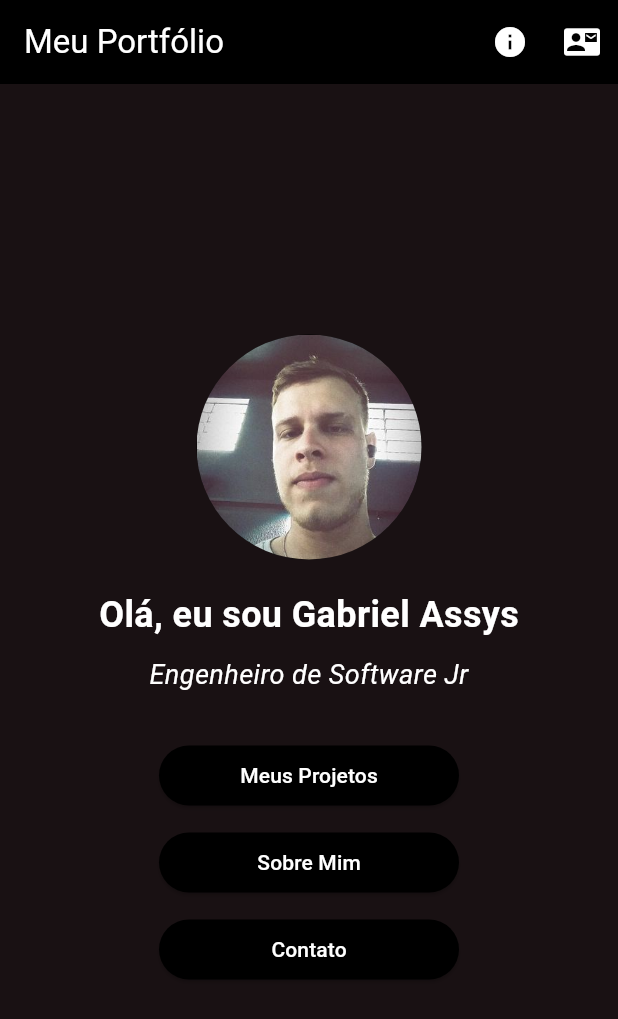
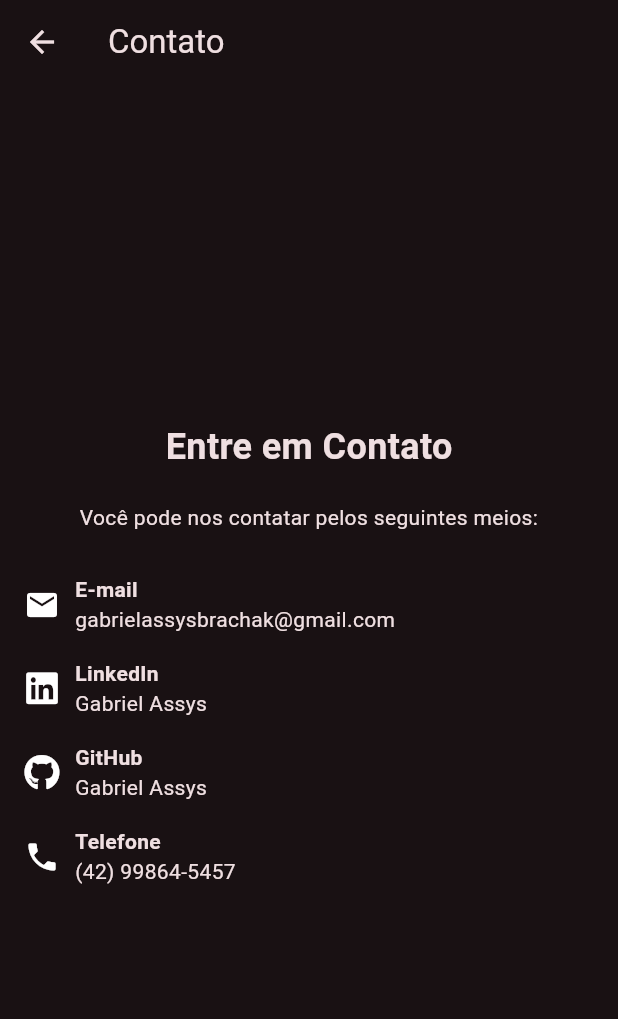
Before and after one commit to GABRIEL-ASSYS/portifolio-flutter, a Flutter app: the screen it shows after launch, after a tap on "Contato", on a phone screen of 412 x 824 dp. Shown: the top 1019 px of the screen. Run offline on Flutter 3.47's test engine with Material 3 defaults, Android fonts, the phone set to English and light mode, and no system bars; our stand-ins replace font_awesome_flutter.

Commit message:
criando tela de contato

```diff
--- a/lib/main.dart
+++ b/lib/main.dart
@@ -1,4 +1,5 @@
 import 'package:flutter/material.dart';
+import 'package:portifolio/screens/contato.dart';
 import 'package:portifolio/screens/projetos.dart';
 
 void main() {
@@ -119,7 +120,10 @@ class _MyHomePageState extends State<MyHomePage> {
                     foregroundColor: Colors.white,
                   ),
                   onPressed: () {
-                    // Navegar para a página de Contato
+                    Navigator.push(
+                      context,
+                      MaterialPageRoute(builder: (context) => const ContactPage()),
+                    );
                   },
                   child: const Text('Contato'),
                 ),
--- a/lib/screens/contato.dart
+++ b/lib/screens/contato.dart
@@ -0,0 +1,88 @@
+import 'package:flutter/material.dart';
+import 'package:font_awesome_flutter/font_awesome_flutter.dart';
+
+class ContactPage extends StatelessWidget {
+  const ContactPage({Key? key}) : super(key: key);
+
+  @override
+  Widget build(BuildContext context) {
+    return Scaffold(
+      appBar: AppBar(
+        title: const Text('Contato'),
+      ),
+      body: const Center(
+        child: Column(
+          mainAxisAlignment: MainAxisAlignment.center,
+          children: [
+            Text(
+              'Entre em Contato',
+              style: TextStyle(fontSize: 24, fontWeight: FontWeight.bold),
+            ),
+            SizedBox(height: 20),
+            Text(
+              'Você pode nos contatar pelos seguintes meios:',
+              textAlign: TextAlign.center,
+            ),
+            SizedBox(height: 20),
+            ContactOption(
+              icon: Icons.email,
+              label: 'E-mail',
+              value: 'gabrielassysbrachak@gmail.com',
+            ),
+            ContactOption(
+              icon: FontAwesomeIcons.linkedin,
+              label: 'LinkedIn',
+              value: 'Gabriel Assys',
+            ),
+            ContactOption(
+              icon: FontAwesomeIcons.github,
+              label: 'GitHub',
+              value: 'Gabriel Assys',
+            ),
+            ContactOption(
+              icon: Icons.phone,
+              label: 'Telefone',
+              value: '(42) 99864-5457',
+            ),
+          ],
+        ),
+      ),
+    );
+  }
+}
+
+class ContactOption extends StatelessWidget {
+  final IconData icon;
+  final String label;
+  final String value;
+
+  const ContactOption({
+    Key? key,
+    required this.icon,
+    required this.label,
+    required this.value,
+  }) : super(key: key);
+
+  @override
+  Widget build(BuildContext context) {
+    return Padding(
+      padding: const EdgeInsets.symmetric(horizontal: 16.0, vertical: 8.0),
+      child: Row(
+        children: [
+          Icon(icon),
+          const SizedBox(width: 10),
+          Column(
+            crossAxisAlignment: CrossAxisAlignment.start,
+            children: [
+              Text(
+                label,
+                style: const TextStyle(fontWeight: FontWeight.bold),
+              ),
+              Text(value),
+            ],
+          ),
+        ],
+      ),
+    );
+  }
+}
--- a/lib/screens/projetos.dart
+++ b/lib/screens/projetos.dart
@@ -14,6 +14,26 @@ class ProjectPage extends StatelessWidget {
       body: ListView(
         padding: const EdgeInsets.all(16.0),
         children: const [
+          ProjectCard(
+            title: 'Jogo da Velha Flutter',
+            description: 'Este é um projeto pessoal criado para testar o aprendizado em Flutte com um jogo da velha simples.',
+            githubUrl: 'https://github.com/GABRIEL-ASSYS/jogo-da-velha-FLutter',
+          ),
+          ProjectCard(
+            title: 'To Do List Flutter',
+            description: 'Este é um projeto pessoal criado para testar o aprendizado em Flutte com um app de lista de tarefas onde você escreve o título da tarefa, uma pequena descrição, data e hora em que a tarefa deve ser feita e quando conclua uma tarefa pode marcar como concluída clicando em uma checkbox.',
+            githubUrl: 'https://github.com/GABRIEL-ASSYS/To-Do-List-Flutter',
+          ),
+          ProjectCard(
+            title: 'Pedra, Papel e Tesoura Flutter',
+            description: 'Este é um projeto pessoal criado para testar o aprendizado em Flutte com um jogo simples de pedra papel e tesoura.',
+            githubUrl: 'https://github.com/GABRIEL-ASSYS/pedra-papel-tesoura-Flutter',
+          ),
+          ProjectCard(
+            title: 'ADDCS Flutter',
+            description: 'Este é um projeto criado para ser apresentado como um trabalho para ser entregue em um Desafio Integrador da faculdade, a aplicação se trata de um aplicativo simples para cadastrar a entrega de embalagens de defensivos agrícolas para a empresa ADDCS.',
+            githubUrl: 'https://github.com/GABRIEL-ASSYS/ADDCS-Flutter-App',
+          ),
           ProjectCard(
             title: 'Calculadora Científica',
             description: 'Este é um projeto pessoal com o objetivo de desenvolver o aprendizado em Flutter.',
@@ -109,7 +129,6 @@ class ProjectPage extends StatelessWidget {
             description: 'Este é um projeto criado com o objetivo de aprender sobre uso de WEB API em Flutter, configurar uma API local e métodos do protocolo HTTP.',
             githubUrl: 'https://github.com/GABRIEL-ASSYS/Flutter-WEB-API',
           ),
-
         ],
       ),
     );
--- a/pubspec.yaml
+++ b/pubspec.yaml
@@ -12,6 +12,7 @@ dependencies:
   flutter:
     sdk: flutter
   url_launcher: ^6.0.20
+  font_awesome_flutter: ^9.2.0
 
   cupertino_icons: ^1.0.6
 
```
Also changed, not shown: pubspec.lock.
